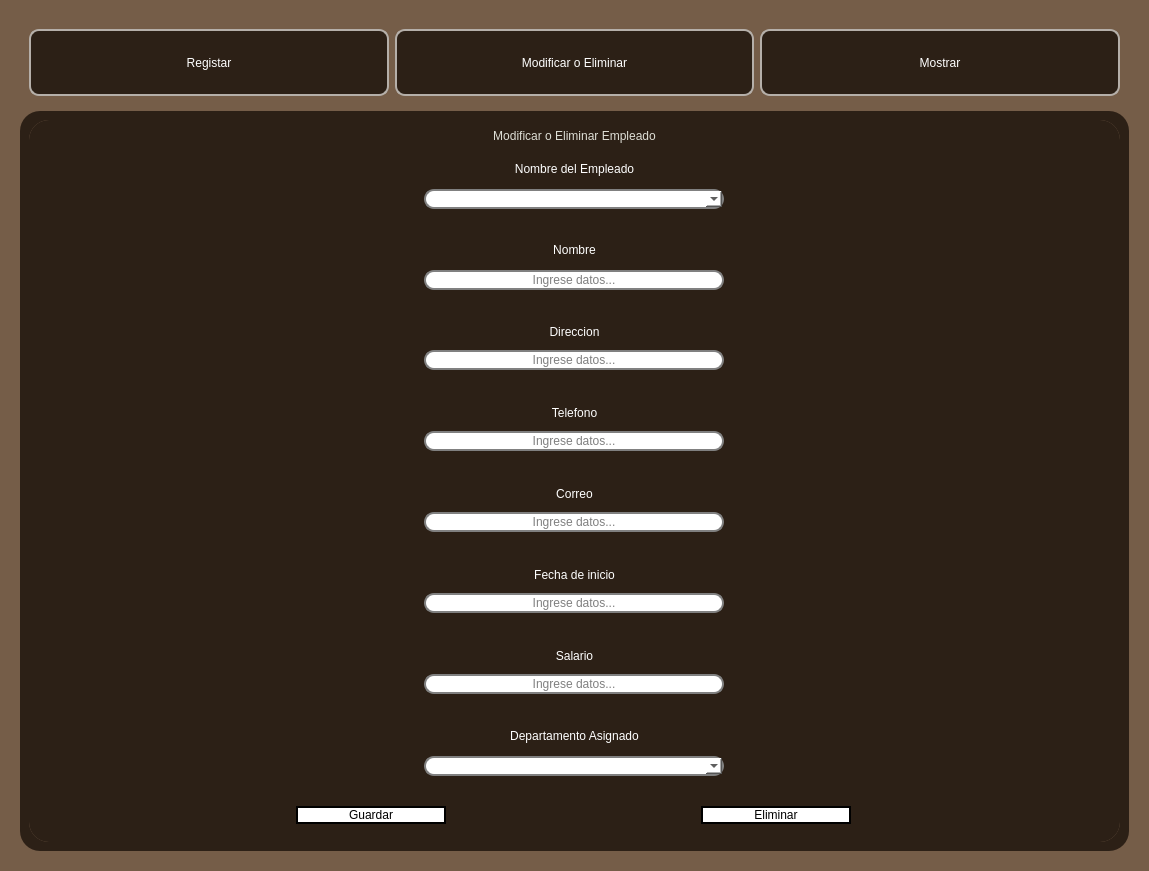
Qt form ui/empleados.ui (n1enkew/Sistema-de-Empleados) before a commit.
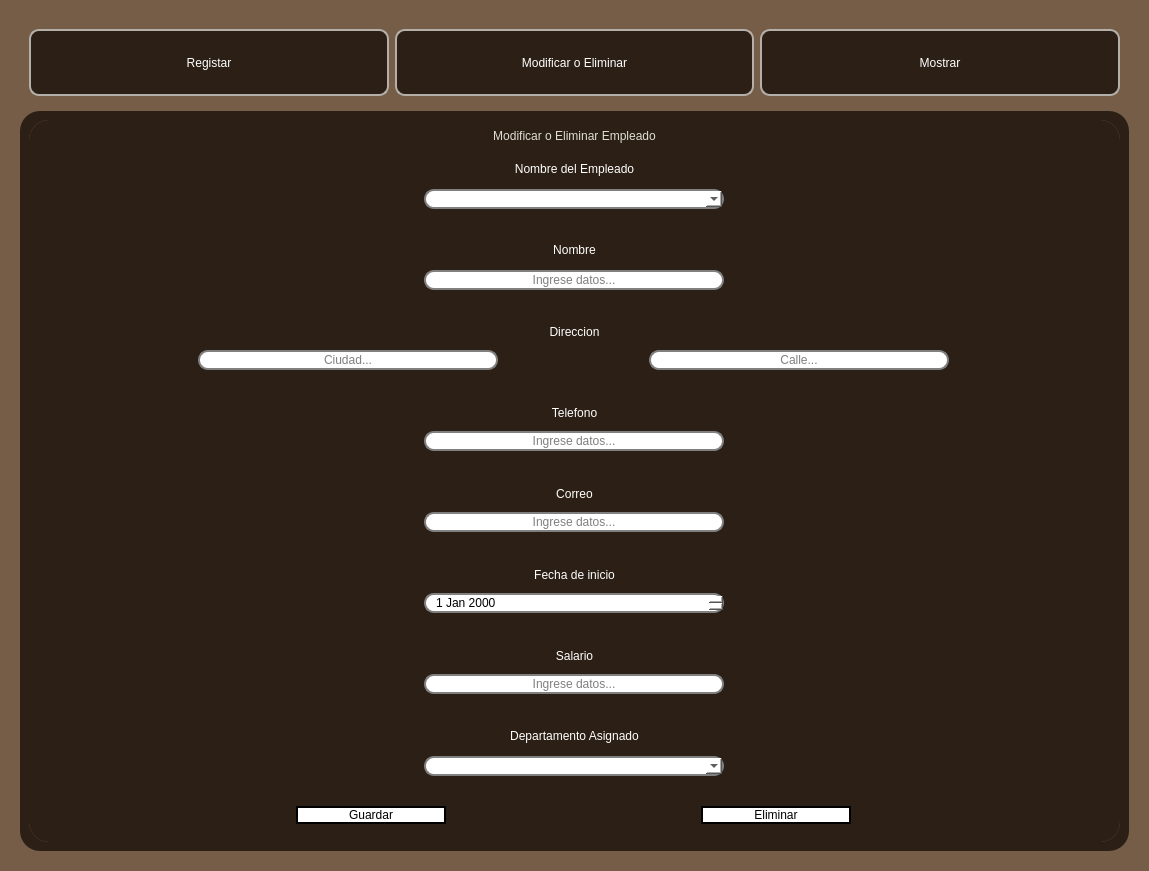
The same form after that commit. The open tabs and pages were chosen to show the change.

Commit message: Add employee CRUD, table model & UI wiring

The edit to the form file:
```diff
--- a/ui/empleados.ui
+++ b/ui/empleados.ui
@@ -206,6 +206,24 @@
 border-radius:20px;
 }
 
+QDateEdit{
+    border: 2px solid gray;
+    border-radius: 10px;
+    padding: 0 8px;
+    background: white;
+	placeholder-text-color: #767e89;
+	color: black;
+}
+
+QComboBox {
+    border: 2px solid gray;
+    border-radius: 10px;
+    padding: 0 8px;
+    background: white;
+	placeholder-text-color: #767e89;
+	color: black;
+}
+
 </string>
            </property>
            <property name="currentIndex">
@@ -1048,6 +1066,7 @@
     padding: 0 8px;
     background: white;
 	placeholder-text-color: #767e89;
+	color: black;
 }
 
 QComboBox {
@@ -1343,7 +1362,7 @@
                   <property name="frameShadow">
                    <enum>QFrame::Raised</enum>
                   </property>
-                  <layout class="QHBoxLayout" name="horizontalLayout_9" stretch="0">
+                  <layout class="QHBoxLayout" name="horizontalLayout_9" stretch="0,0">
                    <property name="spacing">
                     <number>0</number>
                    </property>
@@ -1380,7 +1399,32 @@
                       <set>Qt::AlignCenter</set>
                      </property>
                      <property name="placeholderText">
-                      <string>Ingrese datos...</string>
+                      <string>Ciudad...</string>
+                     </property>
+                    </widget>
+                   </item>
+                   <item>
+                    <widget class="QLineEdit" name="m_calle">
+                     <property name="sizePolicy">
+                      <sizepolicy hsizetype="Preferred" vsizetype="Maximum">
+                       <horstretch>0</horstretch>
+                       <verstretch>0</verstretch>
+                      </sizepolicy>
+                     </property>
+                     <property name="maximumSize">
+                      <size>
+                       <width>300</width>
+                       <height>16777215</height>
+                      </size>
+                     </property>
+                     <property name="styleSheet">
+                      <string notr="true"/>
+                     </property>
+                     <property name="alignment">
+                      <set>Qt::AlignCenter</set>
+                     </property>
+                     <property name="placeholderText">
+                      <string>Calle...</string>
                      </property>
                     </widget>
                    </item>
@@ -1645,9 +1689,9 @@
                     <number>0</number>
                    </property>
                    <item>
-                    <widget class="QLineEdit" name="m_fecha_inicio">
+                    <widget class="QDateEdit" name="m_fecha_inicio">
                      <property name="sizePolicy">
-                      <sizepolicy hsizetype="Preferred" vsizetype="Maximum">
+                      <sizepolicy hsizetype="Preferred" vsizetype="Fixed">
                        <horstretch>0</horstretch>
                        <verstretch>0</verstretch>
                       </sizepolicy>
@@ -1658,15 +1702,6 @@
                        <height>16777215</height>
                       </size>
                      </property>
-                     <property name="styleSheet">
-                      <string notr="true"/>
-                     </property>
-                     <property name="alignment">
-                      <set>Qt::AlignCenter</set>
-                     </property>
-                     <property name="placeholderText">
-                      <string>Ingrese datos...</string>
-                     </property>
                     </widget>
                    </item>
                   </layout>
```
Left out of the diff: 32 changed lines with no effect on the pictures. The commit also changes 4 other files.
